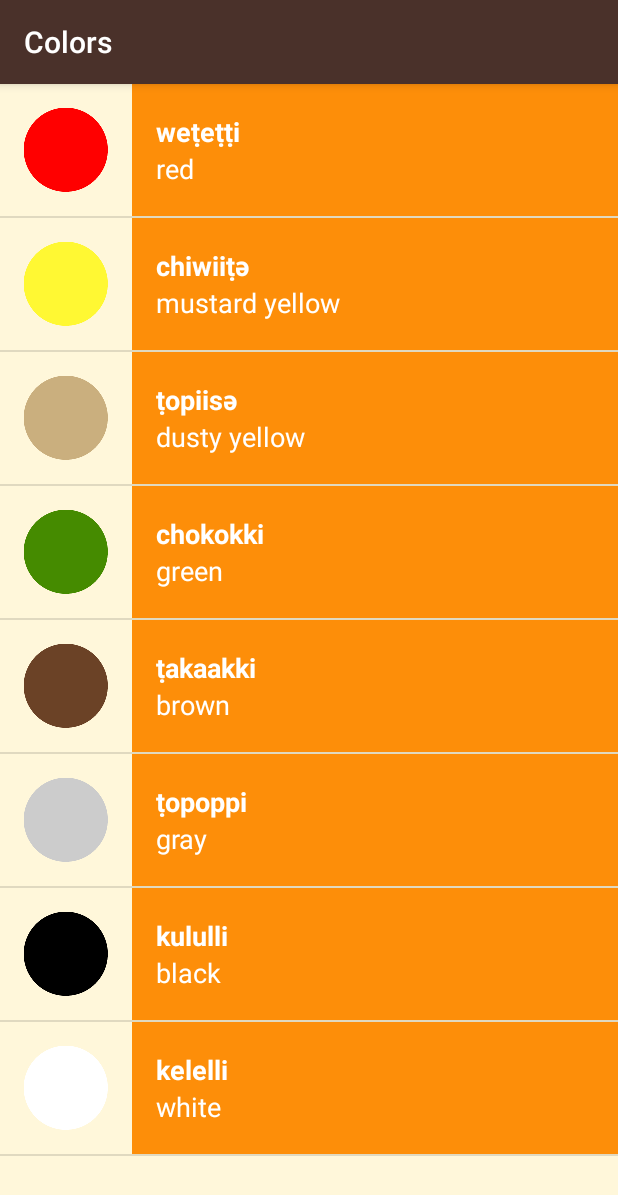
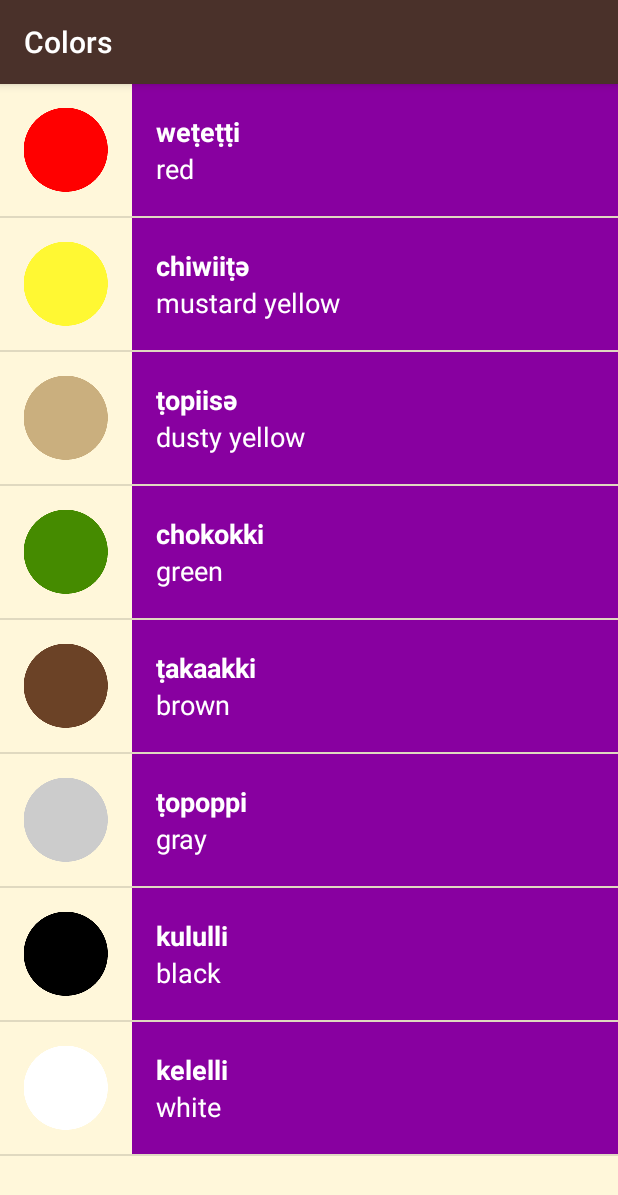
Before and after one commit to McCrog/Miwok, an Android app: the ColorsActivity screen opened directly, with no data from a screen before it, on a phone screen of 412 x 824 dp. Shown: the top 1195 px of the screen. Run offline under Robolectric (Android 15) with nearby library versions, the phone set to English and light mode, and no system bars.

Commit message:
Added new parameter for WordAdapter - color. Implemented color change depending on the category

```diff
--- a/app/src/main/java/com/example/android/miwok/ColorsActivity.java
+++ b/app/src/main/java/com/example/android/miwok/ColorsActivity.java
@@ -26,7 +26,7 @@
 
         // Create an {@link WordAdapter}, whose data source is a list of {@link Word}s. The
         // adapter knows how to create list items for each item in the list.
-        WordAdapter adapter = new WordAdapter(this, words);
+        WordAdapter adapter = new WordAdapter(this, words, R.color.category_colors);
 
         // Find the {@link ListView} object in the view hierarchy of the {@link Activity}.
         // There should be a {@link ListView} with the view ID called list, which is declared in the
--- a/app/src/main/java/com/example/android/miwok/FamilyActivity.java
+++ b/app/src/main/java/com/example/android/miwok/FamilyActivity.java
@@ -28,7 +28,7 @@
 
         // Create an {@link WordAdapter}, whose data source is a list of {@link Word}s. The
         // adapter knows how to create list items for each item in the list.
-        WordAdapter adapter = new WordAdapter(this, words);
+        WordAdapter adapter = new WordAdapter(this, words, R.color.category_family);
 
         // Find the {@link ListView} object in the view hierarchy of the {@link Activity}.
         // There should be a {@link ListView} with the view ID called list, which is declared in the
--- a/app/src/main/java/com/example/android/miwok/NumbersActivity.java
+++ b/app/src/main/java/com/example/android/miwok/NumbersActivity.java
@@ -28,7 +28,7 @@
 
         // Create an {@link WordAdapter}, whose data source is a list of {@link Word}s. The
         // adapter knows how to create list items for each item in the list.
-        WordAdapter adapter = new WordAdapter(this, words);
+        WordAdapter adapter = new WordAdapter(this, words, R.color.category_numbers);
 
         // Find the {@link ListView} object in the view hierarchy of the {@link Activity}.
         // There should be a {@link ListView} with the view ID called list, which is declared in the
--- a/app/src/main/java/com/example/android/miwok/PhrasesActivity.java
+++ b/app/src/main/java/com/example/android/miwok/PhrasesActivity.java
@@ -28,7 +28,7 @@
 
         // Create an {@link WordAdapter}, whose data source is a list of {@link Word}s. The
         // adapter knows how to create list items for each item in the list.
-        WordAdapter adapter = new WordAdapter(this, words);
+        WordAdapter adapter = new WordAdapter(this, words, R.color.category_phrases);
 
         // Find the {@link ListView} object in the view hierarchy of the {@link Activity}.
         // There should be a {@link ListView} with the view ID called list, which is declared in the
--- a/app/src/main/java/com/example/android/miwok/WordAdapter.java
+++ b/app/src/main/java/com/example/android/miwok/WordAdapter.java
@@ -1,6 +1,7 @@
 package com.example.android.miwok;
 
 import android.content.Context;
+import android.support.v4.content.ContextCompat;
 import android.view.LayoutInflater;
 import android.view.View;
 import android.view.ViewGroup;
@@ -16,14 +17,18 @@
  */
 public class WordAdapter extends ArrayAdapter<Word>  {
 
+    /** Resource ID for the background color for this list of words */
+    private int mColorResourceId;
+
     /**
      * Create a new {@link WordAdapter} object.
      *
      * @param context is the current context (i.e. Activity) that the adapter is being created in.
      * @param words is the list of {@link Word}s to be displayed.
      */
-    public WordAdapter(Context context, ArrayList<Word> words) {
+    public WordAdapter(Context context, ArrayList<Word> words, int colorResourceId) {
         super(context, 0, words);
+        mColorResourceId = colorResourceId;
     }
 
     @Override
@@ -63,6 +68,13 @@
             imageView.setVisibility(View.GONE);
         }
 
+        // Set the theme color for the list item
+        View textContainer = listItemView.findViewById(R.id.text_container);
+        // Find the color that the resource ID maps to
+        int color = ContextCompat.getColor(getContext(), mColorResourceId);
+        // Set the background color of the text container View
+        textContainer.setBackgroundColor(color);
+
         // Return the whole list item layout (containing 2 TextViews) so that it can be shown in
         // the ListView.
         return listItemView;
--- a/app/src/main/res/layout/list_item.xml
+++ b/app/src/main/res/layout/list_item.xml
@@ -16,15 +16,14 @@
         android:id="@+id/text_container"
         android:layout_width="match_parent"
         android:layout_height="match_parent"
-        android:background="@color/category_numbers"
         android:orientation="vertical"
         android:paddingLeft="16dp">
 
         <TextView
             android:id="@+id/miwok_text_view"
             style="@style/WordStyle"
+            android:gravity="bottom"
             android:textStyle="bold"
-            android:gravity="bottom"
             tools:text="lutti" />
 
         <TextView
```
